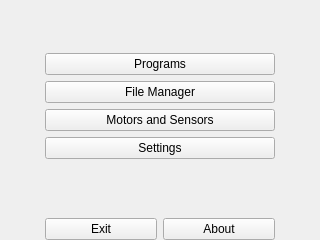
The window that ui/HomeWidget.ui (kipr/botui) describes before a commit, drawn with Qt 5.
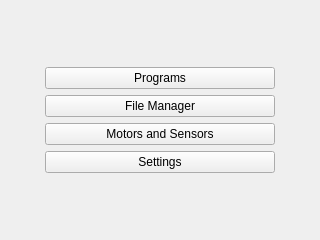
The same window after the commit. Icons and pictures are not drawn.

Commit message: Rearranged home screen

Diff of the .ui file:
```diff
--- a/ui/HomeWidget.ui
+++ b/ui/HomeWidget.ui
@@ -119,32 +119,6 @@
          </property>
         </spacer>
        </item>
-       <item>
-        <layout class="QHBoxLayout" name="horizontalLayout_2">
-         <item>
-          <widget class="QPushButton" name="exit">
-           <property name="text">
-            <string>Exit</string>
-           </property>
-           <property name="icon">
-            <iconset resource="../rc/icons.qrc">
-             <normaloff>:/icons/application_osx_terminal.png</normaloff>:/icons/application_osx_terminal.png</iconset>
-           </property>
-          </widget>
-         </item>
-         <item>
-          <widget class="QPushButton" name="about">
-           <property name="text">
-            <string>About</string>
-           </property>
-           <property name="icon">
-            <iconset resource="../rc/icons.qrc">
-             <normaloff>:/icons/information.png</normaloff>:/icons/information.png</iconset>
-           </property>
-          </widget>
-         </item>
-        </layout>
-       </item>
       </layout>
      </item>
      <item>
```
The commit also changes 2 other files.
